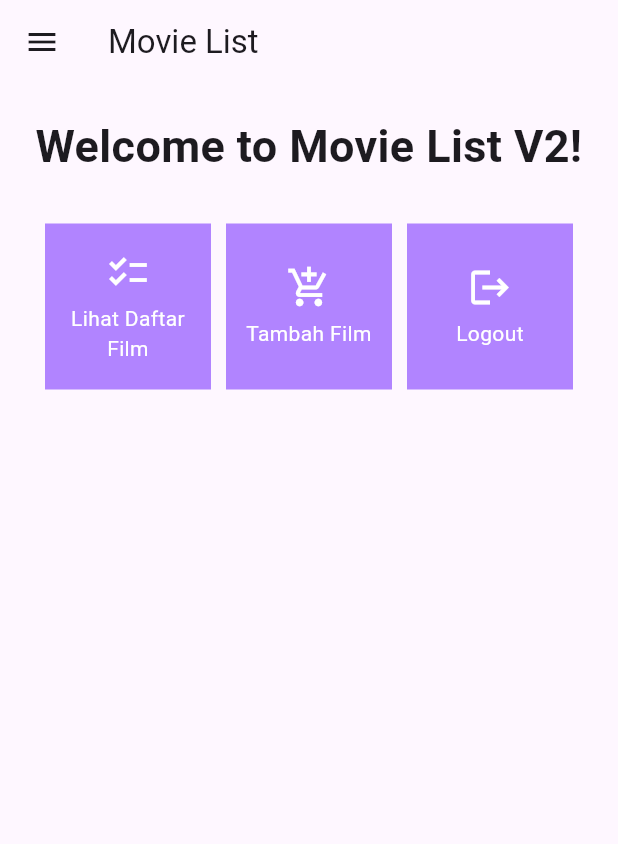
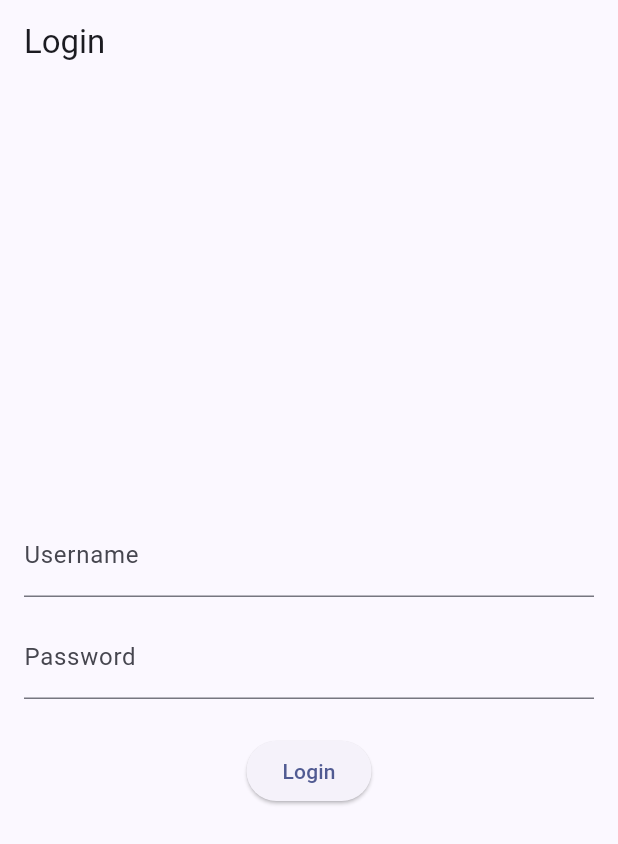
Before and after one commit to KenBalya/MovieListV2, a Flutter app: the screen it shows after launch, on a phone screen of 412 x 824 dp. Shown: the top 844 px of the screen. Run offline on Flutter 3.47's test engine with Material 2 defaults, Android fonts, the phone set to English and light mode, and no system bars; missing offline and left inert: pbp_django_auth.

Commit message:
Login added

```diff
--- /dev/null
+++ b/movie_list/lib/login.dart
@@ -0,0 +1,114 @@
+import 'package:movie_list/menu.dart';
+import 'package:flutter/material.dart';
+import 'package:pbp_django_auth/pbp_django_auth.dart';
+import 'package:provider/provider.dart';
+
+void main() {
+    runApp(const LoginApp());
+}
+
+class LoginApp extends StatelessWidget {
+const LoginApp({super.key});
+
+@override
+Widget build(BuildContext context) {
+    return MaterialApp(
+        title: 'Login',
+        theme: ThemeData(
+            primarySwatch: Colors.blue,
+    ),
+    home: const LoginPage(),
+    );
+    }
+}
+
+class LoginPage extends StatefulWidget {
+    const LoginPage({super.key});
+
+    @override
+    _LoginPageState createState() => _LoginPageState();
+}
+
+class _LoginPageState extends State<LoginPage> {
+    final TextEditingController _usernameController = TextEditingController();
+    final TextEditingController _passwordController = TextEditingController();
+
+    @override
+    Widget build(BuildContext context) {
+        final request = context.watch<CookieRequest>();
+        return Scaffold(
+            appBar: AppBar(
+                title: const Text('Login'),
+            ),
+            body: Container(
+                padding: const EdgeInsets.all(16.0),
+                child: Column(
+                    mainAxisAlignment: MainAxisAlignment.center,
+                    children: [
+                        TextField(
+                            controller: _usernameController,
+                            decoration: const InputDecoration(
+                                labelText: 'Username',
+                            ),
+                        ),
+                        const SizedBox(height: 12.0),
+                        TextField(
+                            controller: _passwordController,
+                            decoration: const InputDecoration(
+                                labelText: 'Password',
+                            ),
+                            obscureText: true,
+                        ),
+                        const SizedBox(height: 24.0),
+                        ElevatedButton(
+                            onPressed: () async {
+                                String username = _usernameController.text;
+                                String password = _passwordController.text;
+
+                                // Cek kredensial
+                                // TODO: Ganti URL dan jangan lupa tambahkan trailing slash (/) di akhir URL!
+                                // Untuk menyambungkan Android emulator dengan Django pada localhost,
+                                // gunakan URL http://10.0.2.2/
+                                final response = await request.login("http://127.0.0.1:8000/auth/login/", {
+                                'username': username,
+                                'password': password,
+                                });
+
+                                if (request.loggedIn) {
+                                    String message = response['message'];
+                                    String uname = response['username'];
+                                    Navigator.pushReplacement(
+                                        context,
+                                        MaterialPageRoute(builder: (context) => MyHomePage()),
+                                    );
+                                    ScaffoldMessenger.of(context)
+                                        ..hideCurrentSnackBar()
+                                        ..showSnackBar(
+                                            SnackBar(content: Text("$message Selamat datang, $uname.")));
+                                    } else {
+                                    showDialog(
+                                        context: context,
+                                        builder: (context) => AlertDialog(
+                                            title: const Text('Login Gagal'),
+                                            content:
+                                                Text(response['message']),
+                                            actions: [
+                                                TextButton(
+                                                    child: const Text('OK'),
+                                                    onPressed: () {
+                                                        Navigator.pop(context);
+                                                    },
+                                                ),
+                                            ],
+                                        ),
+                                    );
+                                }
+                            },
+                            child: const Text('Login'),
+                        ),
+                    ],
+                ),
+            ),
+        );
+    }
+}
--- a/movie_list/lib/main.dart
+++ b/movie_list/lib/main.dart
@@ -1,5 +1,8 @@
 import 'package:flutter/material.dart';
+import 'package:movie_list/login.dart';
 import 'package:movie_list/menu.dart';
+import 'package:pbp_django_auth/pbp_django_auth.dart';
+import 'package:provider/provider.dart';
 
 void main() {
   runApp(const MyApp());
@@ -11,28 +14,18 @@ class MyApp extends StatelessWidget {
   // This widget is the root of your application.
   @override
   Widget build(BuildContext context) {
-    return MaterialApp(
-      title: 'Flutter Demo',
-      theme: ThemeData(
-        // This is the theme of your application.
-        //
-        // TRY THIS: Try running your application with "flutter run". You'll see
-        // the application has a blue toolbar. Then, without quitting the app,
-        // try changing the seedColor in the colorScheme below to Colors.green
-        // and then invoke "hot reload" (save your changes or press the "hot
-        // reload" button in a Flutter-supported IDE, or press "r" if you used
-        // the command line to start the app).
-        //
-        // Notice that the counter didn't reset back to zero; the application
-        // state is not lost during the reload. To reset the state, use hot
-        // restart instead.
-        //
-        // This works for code too, not just values: Most code changes can be
-        // tested with just a hot reload.
-        colorScheme: ColorScheme.fromSeed(seedColor: const Color.fromARGB(255, 177, 132, 255)),
-        useMaterial3: true,
-      ),
-      home:  MyHomePage(),
-    );
+    return Provider(
+            create: (_) {
+                CookieRequest request = CookieRequest();
+                return request;
+            },
+            child: MaterialApp(
+                title: 'Flutter App',
+                theme: ThemeData(
+                    colorScheme: ColorScheme.fromSeed(seedColor: Colors.indigo),
+                    useMaterial3: true,
+                ),
+                home: LoginPage()),
+            );
   }
 }
--- a/movie_list/lib/menu.dart
+++ b/movie_list/lib/menu.dart
@@ -5,8 +5,8 @@ import 'package:movie_list/movie_form.dart';
 class MyHomePage extends StatelessWidget {
   MyHomePage({Key? key}) : super(key: key);
   final List<MovieItem> items = [
-    MovieItem("Lihat Daftar Film", Icons.checklist),
-    MovieItem("Tambah Film", Icons.add_shopping_cart),
+    MovieItem("Lihat Daftar Film", Icons.movie_creation_outlined ),
+    MovieItem("Tambah Film", Icons.add_to_queue_rounded ),
     MovieItem("Logout", Icons.logout),
 ];
 
--- a/movie_list/lib/movie_form.dart
+++ b/movie_list/lib/movie_form.dart
@@ -61,8 +61,8 @@ class _ShopFormPageState extends State<ShopFormPage> {
   padding: const EdgeInsets.all(8.0),
   child: TextFormField(
     decoration: InputDecoration(
-      hintText: "Harga",
-      labelText: "Harga",
+      hintText: "Harga Tiket",
+      labelText: "Harga Tiket",
       border: OutlineInputBorder(
         borderRadius: BorderRadius.circular(5.0),
       ),
--- a/movie_list/lib/widgets/left_drawer.dart
+++ b/movie_list/lib/widgets/left_drawer.dart
@@ -54,7 +54,7 @@ class LeftDrawer extends StatelessWidget {
   },
 ),
 ListTile(
-  leading: const Icon(Icons.add_shopping_cart),
+  leading: const Icon(Icons.add_to_queue_rounded),
   title: const Text('Tambah Daftar Film'),
   // Bagian redirection ke ShopFormPage
   onTap: () {
--- a/movie_list/pubspec.yaml
+++ b/movie_list/pubspec.yaml
@@ -35,6 +35,8 @@ dependencies:
   # The following adds the Cupertino Icons font to your application.
   # Use with the CupertinoIcons class for iOS style icons.
   cupertino_icons: ^1.0.2
+  provider: ^6.1.1
+  pbp_django_auth: ^0.4.0
 
 dev_dependencies:
   flutter_test:
```
Also changed, not shown: movie_list/pubspec.lock, 1 other file.
